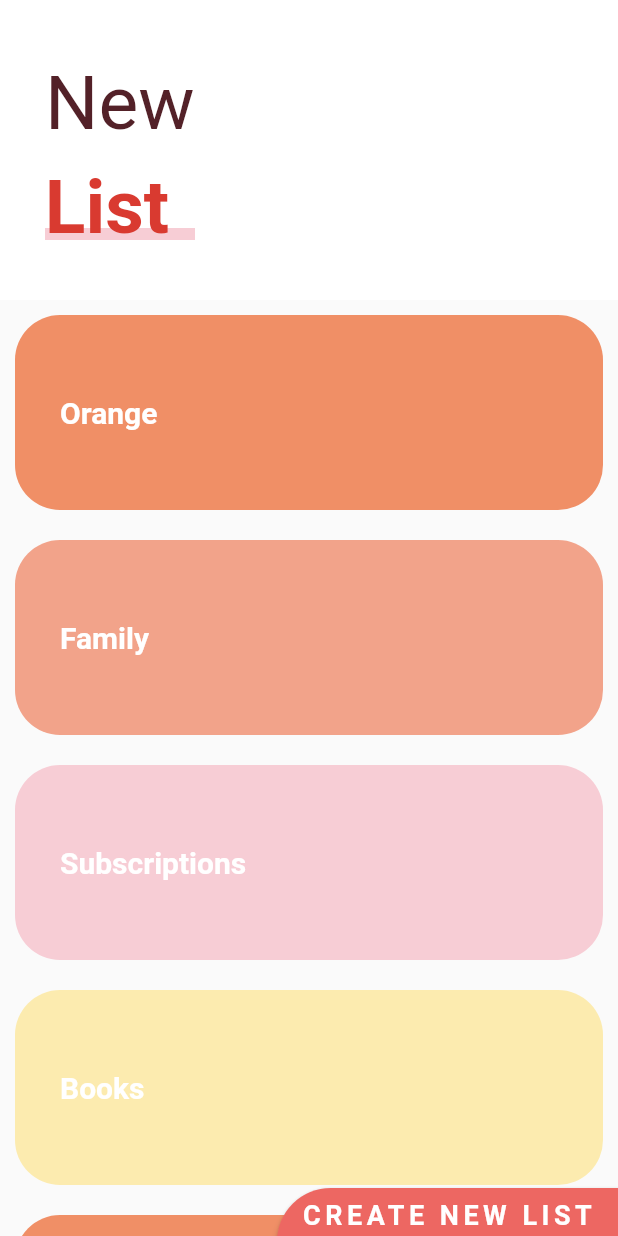
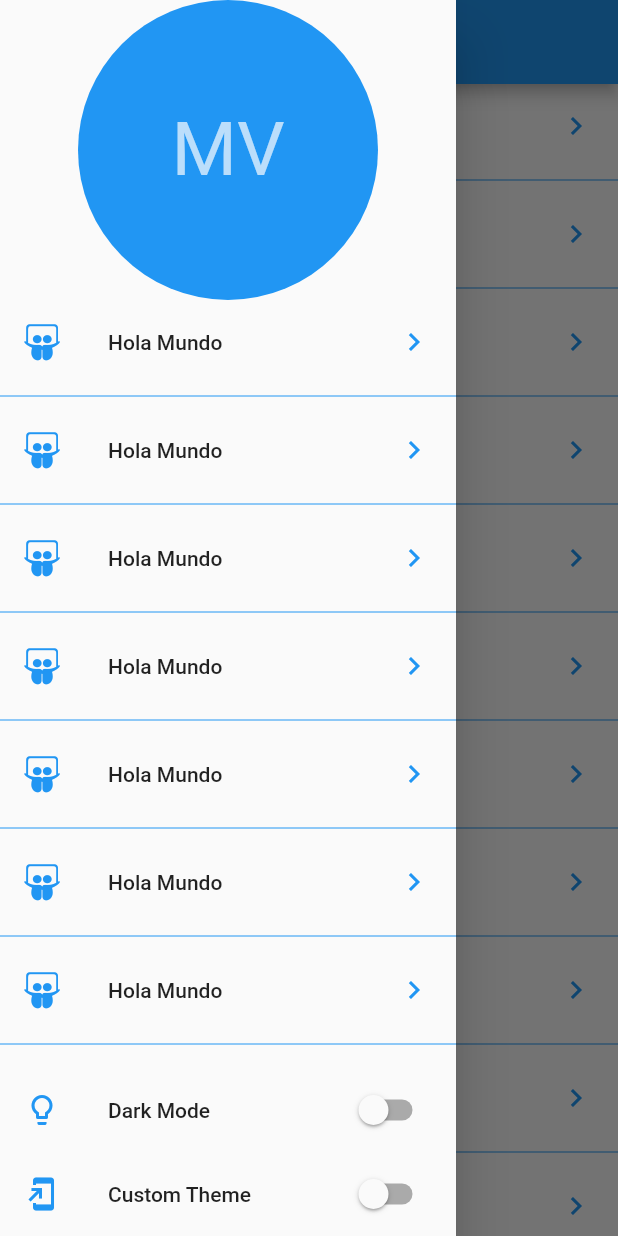
Before and after one commit to IDaMariusI/disenos_app, a Flutter app: the screen it shows after launch, with the side drawer open (before the commit the screen has no drawer), on a phone screen of 412 x 824 dp. Run offline on Flutter 3.47's test engine with Material 2 defaults, Android fonts, the phone set to English and light mode, and no system bars; our stand-ins replace animate_do, flutter_svg, font_awesome_flutter.

Commit message:
132. Inicio de la seccion - Temas

```diff
--- a/lib/main.dart
+++ b/lib/main.dart
@@ -12,7 +12,7 @@ class MyApp extends StatelessWidget {
     return const MaterialApp(
       debugShowCheckedModeBanner: false,
       title: 'Diseños App',
-      home: SliverListPage(),
+      home: LauncherPage(),
     );
   }
 }
--- a/lib/src/labs/slideshow_page.dart
+++ b/lib/src/labs/slideshow_page.dart
@@ -83,12 +83,12 @@ class _Slide extends StatelessWidget {
 class _Dots extends StatelessWidget {
   @override
   Widget build(BuildContext context) {
-    return const SizedBox(
+    return SizedBox(
       width: double.infinity,
       height: 70,
       child: Row(
         mainAxisAlignment: MainAxisAlignment.center,
-        children: [
+        children: const [
           _Dot(0),
           _Dot(1),
           _Dot(2),
--- /dev/null
+++ b/lib/src/pages/launcher_page.dart
@@ -0,0 +1,78 @@
+import 'package:flutter/material.dart';
+
+import 'package:font_awesome_flutter/font_awesome_flutter.dart';
+
+class LauncherPage extends StatelessWidget {
+  const LauncherPage({super.key});
+
+  @override
+  Widget build(BuildContext context) {
+    return Scaffold(
+      appBar: AppBar(
+        title: const Text('Diseño en Flutter'),
+      ),
+      body: _OptionsList(),
+      drawer: _MainMenu(),
+    );
+  }
+}
+
+class _OptionsList extends StatelessWidget {
+  @override
+  Widget build(BuildContext context) {
+    return ListView.separated(
+      itemCount: 20,
+      physics: const BouncingScrollPhysics(),
+      separatorBuilder: (context, index) => const Divider(color: Colors.blue),
+      itemBuilder: (context, index) => ListTile(
+        leading: const FaIcon(FontAwesomeIcons.slideshare, color: Colors.blue),
+        title: const Text('Hola Mundo'),
+        trailing: const Icon(Icons.chevron_right, color: Colors.blue),
+        onTap: () {},
+      ),
+    );
+  }
+}
+
+class _MainMenu extends StatelessWidget {
+  @override
+  Widget build(BuildContext context) {
+    return Drawer(
+      child: Container(
+        child: Column(
+          children: <Widget>[
+            SafeArea(
+              child: Container(
+                height: 200,
+                width: double.infinity,
+                child: const CircleAvatar(
+                  backgroundColor: Colors.blue,
+                  child: Text('MV', style: TextStyle(fontSize: 50)),
+                ),
+              ),
+            ),
+            Expanded(child: _OptionsList()),
+            ListTile(
+              leading: const Icon(Icons.lightbulb_outline, color: Colors.blue),
+              title: const Text('Dark Mode'),
+              trailing: Switch.adaptive(
+                activeColor: Colors.blue,
+                value: false,
+                onChanged: (value) {},
+              ),
+            ),
+            ListTile(
+              leading: const Icon(Icons.add_to_home_screen, color: Colors.blue),
+              title: const Text('Custom Theme'),
+              trailing: Switch.adaptive(
+                activeColor: Colors.blue,
+                value: false,
+                onChanged: (value) {},
+              ),
+            ),
+          ],
+        ),
+      ),
+    );
+  }
+}
--- a/lib/src/pages/pages.dart
+++ b/lib/src/pages/pages.dart
@@ -3,6 +3,7 @@ export 'package:disenos_app/src/pages/animations_page.dart';
 export 'package:disenos_app/src/pages/circle_graphs_page.dart';
 export 'package:disenos_app/src/pages/emergency_page.dart';
 export 'package:disenos_app/src/pages/headers_page.dart';
+export 'package:disenos_app/src/pages/launcher_page.dart';
 export 'package:disenos_app/src/pages/pinterest_page.dart';
 export 'package:disenos_app/src/pages/slideshow_page.dart';
 export 'package:disenos_app/src/pages/sliver_list_page.dart';
--- a/lib/src/pages/slideshow_page.dart
+++ b/lib/src/pages/slideshow_page.dart
@@ -9,10 +9,10 @@ class SlideshowPage extends StatelessWidget {
 
   @override
   Widget build(BuildContext context) {
-    return const Scaffold(
+    return Scaffold(
       backgroundColor: Colors.purple,
       body: Column(
-        children: <Widget>[
+        children: const <Widget>[
           Expanded(child: MySlideshow()),
           Expanded(child: MySlideshow()),
         ],
```
Also changed, not shown: pubspec.lock.
